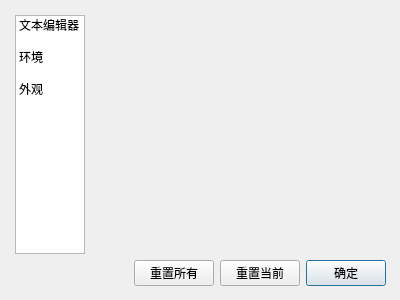
Before: the Qt Designer form dia/Setoptiondia.ui in BKEngine/Creator, drawn with Qt 5.
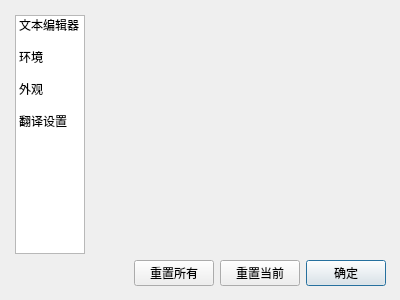
After: the same form once the commit is applied. Icons and pictures are not drawn.

Commit message: add lang add some basic files

```diff
--- a/dia/Setoptiondia.ui
+++ b/dia/Setoptiondia.ui
@@ -109,6 +109,11 @@
          <normaloff>:/info/source/product-design.png</normaloff>:/info/source/product-design.png</iconset>
        </property>
       </item>
+      <item>
+       <property name="text">
+        <string>翻译设置</string>
+       </property>
+      </item>
      </widget>
     </item>
     <item row="2" column="2">
```
